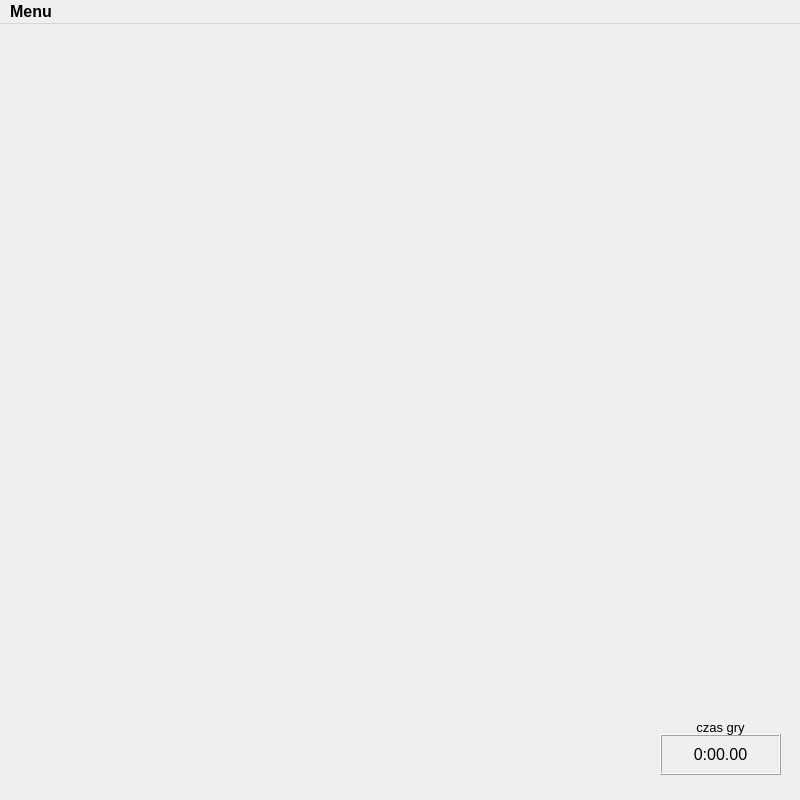
Qt form mainwindow.ui (robsag/Puzzle) before a commit.
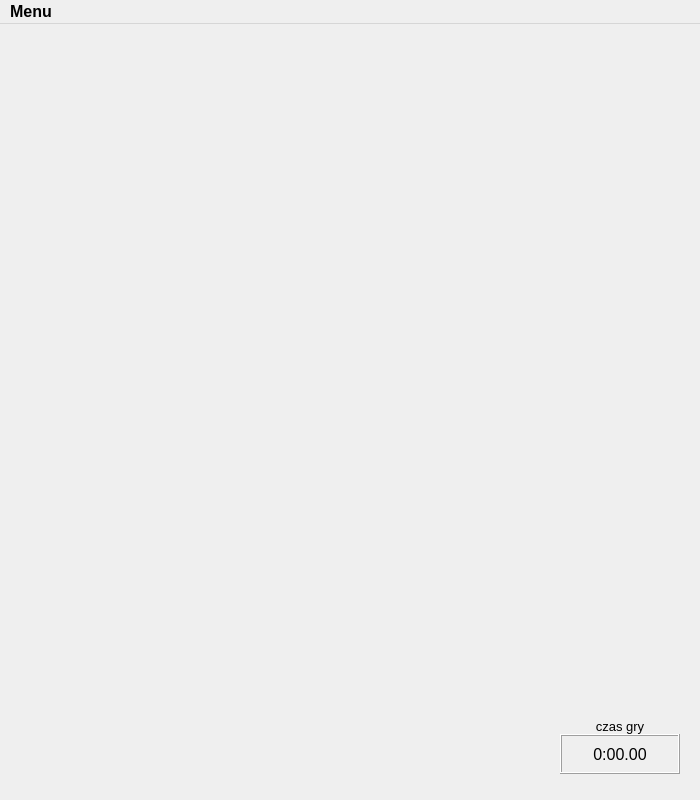
The same form after that commit. Icons and pictures are not drawn.

Patch:
```diff
--- a/mainwindow.ui
+++ b/mainwindow.ui
@@ -6,7 +6,7 @@
    <rect>
     <x>0</x>
     <y>0</y>
-    <width>800</width>
+    <width>700</width>
     <height>800</height>
    </rect>
   </property>
@@ -28,10 +28,10 @@
    <widget class="QLabel" name="timeLabel">
     <property name="geometry">
      <rect>
-      <x>660</x>
+      <x>560</x>
       <y>710</y>
-      <width>121</width>
-      <height>41</height>
+      <width>120</width>
+      <height>40</height>
      </rect>
     </property>
     <property name="font">
@@ -69,10 +69,10 @@
    <widget class="QLabel" name="label">
     <property name="geometry">
      <rect>
-      <x>660</x>
+      <x>560</x>
       <y>680</y>
-      <width>121</width>
-      <height>31</height>
+      <width>120</width>
+      <height>30</height>
      </rect>
     </property>
     <property name="font">
@@ -95,14 +95,16 @@
     <rect>
      <x>0</x>
      <y>0</y>
-     <width>800</width>
-     <height>26</height>
+     <width>700</width>
+     <height>34</height>
     </rect>
    </property>
    <widget class="QMenu" name="menuMenu">
     <property name="font">
      <font>
       <pointsize>8</pointsize>
+      <weight>75</weight>
+      <bold>true</bold>
      </font>
     </property>
     <property name="title">
```
